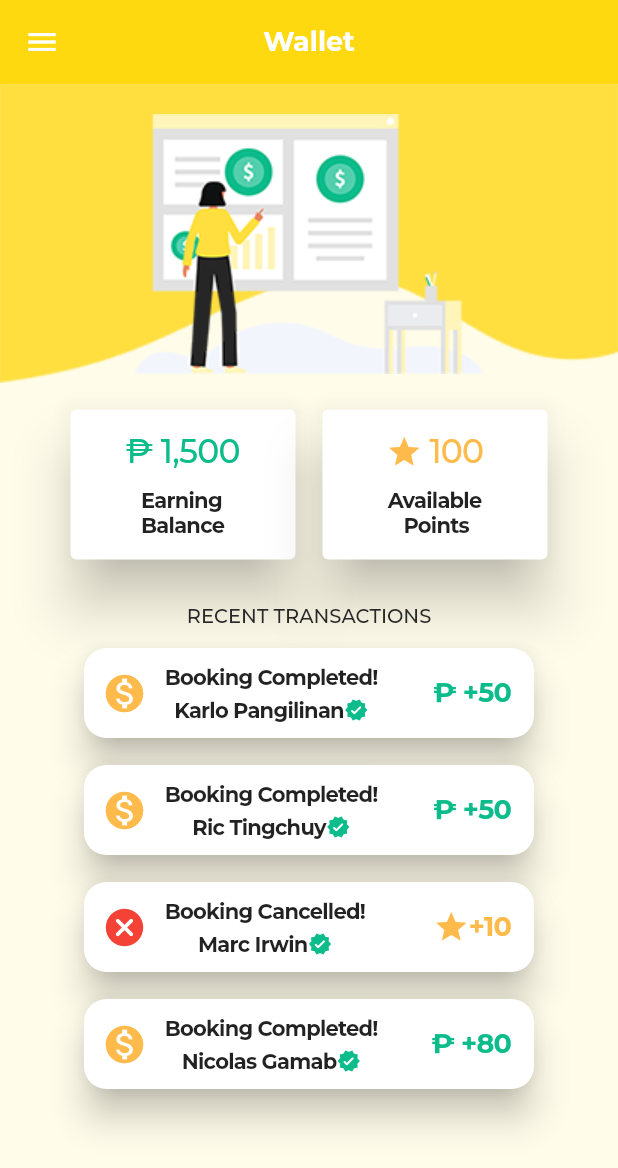
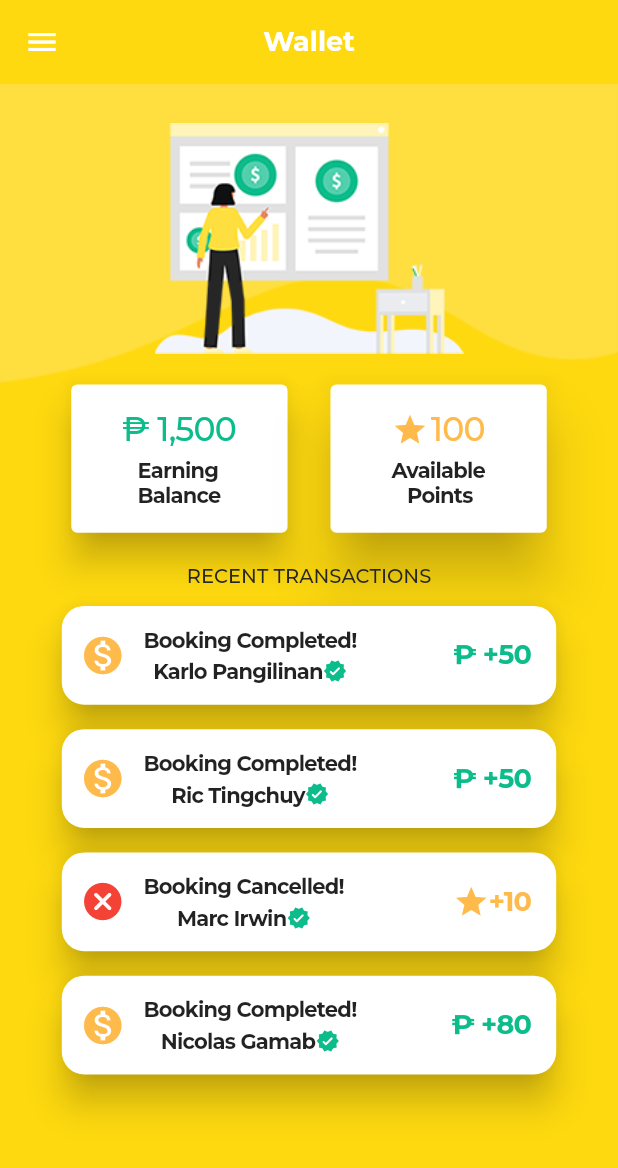
Before and after one commit to kryzlerahne/E-Hatid-Driver-App, a Flutter app: the Wallet screen opened directly, on a phone screen of 412 x 824 dp. Shown: the top 1168 px of the screen. Run offline on Flutter 3.47's test engine with Material 2 defaults, Android fonts, the phone set to English and light mode, and no system bars; our stand-ins replace animate_do, cloud_firestore, curved_navigation_bar, email_validator, firebase_auth, firebase_core and 9 more; missing offline and left inert: flutter_polyline_points; accounts and stored records are empty.

Commit message:
Responsive Layout for Wallet and History

```diff
--- a/lib/wallet.dart
+++ b/lib/wallet.dart
@@ -2,6 +2,7 @@ import 'package:curved_navigation_bar/curved_navigation_bar.dart';
 import 'package:ehatid_driver_app/login.dart';
 import 'package:firebase_auth/firebase_auth.dart';
 import 'package:flutter/material.dart';
+import 'package:responsive_sizer/responsive_sizer.dart';
 import 'package:shared_preferences/shared_preferences.dart';
 
 class Wallet extends StatefulWidget {
@@ -38,7 +39,7 @@ class _WalletState extends State<Wallet> {
         .size;
     //total height and width
     return Scaffold(
-      backgroundColor: Color(0xFFFFFCEA),
+      backgroundColor: Color(0xFFFED90F),
       appBar: AppBar(
         centerTitle: true,
         title: Text("Wallet",
@@ -170,23 +171,25 @@ class _WalletState extends State<Wallet> {
               ),
               SingleChildScrollView(
                 child: Container(
-                  margin: const EdgeInsets.fromLTRB(10, 20, 10, 20),
+                  margin: const EdgeInsets.fromLTRB(10, 26, 10, 20),
                   child: Column(
                     mainAxisAlignment: MainAxisAlignment.center,
                     children: <Widget>[
+                      SizedBox(height: Adaptive.h(0.03),),
                       Image.asset(
                         "assets/images/Investments.png",
+                        width: Adaptive.w(50),
                       ),
-                      SizedBox(height: 20,),
+                      SizedBox(height: Adaptive.h(2),),
                       Row(
                         mainAxisAlignment: MainAxisAlignment.center,
                         children: [
                           EarningCard(),
-                          SizedBox(width: 10),
+                          SizedBox(width: Adaptive.w(5)),
                           PointsCard(),
                         ],
                       ),
-                      SizedBox(height: 25),
+                      SizedBox(height: Adaptive.h(2)),
                       Text(
                         "RECENT TRANSACTIONS",
                         textAlign: TextAlign.left,
@@ -197,13 +200,13 @@ class _WalletState extends State<Wallet> {
                             fontWeight: FontWeight.w500
                         ),
                       ),
-                      SizedBox(height: 10),
+                      SizedBox(height: Adaptive.h(1)),
                       TransactCard(),
-                      SizedBox(height: 10),
+                      SizedBox(height:  Adaptive.h(1)),
                       TransactCard2(),
-                      SizedBox(height: 10),
+                      SizedBox(height:  Adaptive.h(1)),
                       TransactCard3(),
-                      SizedBox(height: 10),
+                      SizedBox(height: Adaptive.h(1)),
                       TransactCard4(),
                     ],
                   ),
@@ -224,11 +227,11 @@ class EarningCard extends StatelessWidget {
   Widget build(BuildContext context) {
     return Center(
       child: Card(
-        elevation: 16, // the size of the shadow
+        elevation: 10, // the size of the shadow
         shadowColor: Colors.black,
         child: SizedBox(
-          width: 150,
-          height: 100,
+          width: Adaptive.w(35),
+          height: Adaptive.h(12),
           child: Center(
             child: Column(
               mainAxisAlignment: MainAxisAlignment.center,
@@ -242,7 +245,7 @@ class EarningCard extends StatelessWidget {
                     fontWeight: FontWeight.w500,
                   ),
                 ),
-                SizedBox(height: 10),
+                SizedBox(height: Adaptive.h(0.5)),
                 Text('Earning\nBalance',
                   style: TextStyle(
                     fontFamily: 'Montserrat',
@@ -270,8 +273,8 @@ class PointsCard extends StatelessWidget {
         elevation: 16, // the size of the shadow
         shadowColor: Colors.black,
         child: SizedBox(
-          width: 150,
-          height: 100,
+          width: Adaptive.w(35),
+          height: Adaptive.h(12),
           child: Center(
             child: Column(
               mainAxisAlignment: MainAxisAlignment.center,
@@ -283,7 +286,7 @@ class PointsCard extends StatelessWidget {
                       Icons.star,
                       color: Color(0xFFFFBA4C),
                     ),
-                    SizedBox(width: 5),
+                    SizedBox(width: Adaptive.w(0.5)),
                     Text('100',
                       style: TextStyle(
                         fontFamily: 'Montserrat',
@@ -295,7 +298,7 @@ class PointsCard extends StatelessWidget {
                     ),
                   ],
                 ),
-                SizedBox(height: 10),
+                SizedBox(height: Adaptive.h(0.5)),
                 Text('Available\n   Points',
                   style: TextStyle(
                     fontFamily: 'Montserrat',
@@ -326,21 +329,21 @@ class TransactCard extends StatelessWidget {
           borderRadius: BorderRadius.circular(15.0),
         ),
         child: SizedBox(
-          width: 300,
-          height: 60,
+          width: Adaptive.w(80),
+          height: Adaptive.h(8),
           child: Center(
             child: Column(
               mainAxisAlignment: MainAxisAlignment.center,
               children: <Widget>[
                 Row(
                   children: <Widget>[
-                    SizedBox(width: 12),
+                    SizedBox(width: Adaptive.w(3)),
                     Icon(
                       Icons.monetization_on,
                       size: 30,
                       color: Color(0xFFFFBA4C),
                     ),
-                    SizedBox(width: 12),
+                    SizedBox(width: Adaptive.w(3)),
                     Column(
                       children: <Widget>[
                         Text('Booking Completed!',
@@ -351,7 +354,7 @@ class TransactCard extends StatelessWidget {
                             fontWeight: FontWeight.bold,
                           ),
                         ),
-                        SizedBox(height: 5),
+                        SizedBox(height: Adaptive.h(0.5)),
                         Row(
                           children: <Widget>[
                             Text('Karlo Pangilinan',
@@ -382,7 +385,7 @@ class TransactCard extends StatelessWidget {
                         fontWeight: FontWeight.bold,
                       ),
                     ),
-                    SizedBox(width: 15,)
+                    SizedBox(width: Adaptive.w(4)),
                   ],
                 ),
               ],
@@ -407,21 +410,21 @@ class TransactCard2 extends StatelessWidget {
           borderRadius: BorderRadius.circular(15.0),
         ),
         child: SizedBox(
-          width: 300,
-          height: 60,
+          width: Adaptive.w(80),
+          height: Adaptive.h(8),
           child: Center(
             child: Column(
               mainAxisAlignment: MainAxisAlignment.center,
               children: <Widget>[
                 Row(
                   children: <Widget>[
-                    SizedBox(width: 12),
+                    SizedBox(width: Adaptive.w(3)),
                     Icon(
                       Icons.monetization_on,
                       size: 30,
                       color: Color(0xFFFFBA4C),
                     ),
-                    SizedBox(width: 12),
+                    SizedBox(width: Adaptive.w(3)),
                     Column(
                       children: <Widget>[
                         Text('Booking Completed!',
@@ -432,7 +435,7 @@ class TransactCard2 extends StatelessWidget {
                             fontWeight: FontWeight.bold,
                           ),
                         ),
-                        SizedBox(height: 5),
+                        SizedBox(height: Adaptive.h(0.5)),
                         Row(
                           children: <Widget>[
                             Text('Ric Tingchuy',
@@ -463,7 +466,7 @@ class TransactCard2 extends StatelessWidget {
                         fontWeight: FontWeight.bold,
                       ),
                     ),
-                    SizedBox(width: 15,)
+                    SizedBox(width: Adaptive.w(4)),
                   ],
                 ),
               ],
@@ -488,21 +491,21 @@ class TransactCard3 extends StatelessWidget {
           borderRadius: BorderRadius.circular(15.0),
         ),
         child: SizedBox(
-          width: 300,
-          height: 60,
+          width: Adaptive.w(80),
+          height: Adaptive.h(8),
           child: Center(
             child: Column(
               mainAxisAlignment: MainAxisAlignment.center,
               children: <Widget>[
                 Row(
                   children: <Widget>[
-                    SizedBox(width: 12),
+                    SizedBox(width: Adaptive.w(3)),
                     Icon(
                       Icons.cancel_rounded,
                       size: 30,
                       color: Colors.red,
                     ),
-                    SizedBox(width: 12),
+                    SizedBox(width: Adaptive.w(3)),
                     Column(
                       children: <Widget>[
                         Text('Booking Cancelled!',
@@ -513,7 +516,7 @@ class TransactCard3 extends StatelessWidget {
                             fontWeight: FontWeight.bold,
                           ),
                         ),
-                        SizedBox(height: 5),
+                        SizedBox(height: Adaptive.h(0.5)),
                         Row(
                           children: <Widget>[
                             Text('Marc Irwin',
@@ -552,7 +555,7 @@ class TransactCard3 extends StatelessWidget {
                         ),
                       ],
                     ),
-                    SizedBox(width: 15,)
+                    SizedBox(width: Adaptive.w(4)),
                   ],
                 ),
               ],
@@ -577,21 +580,21 @@ class TransactCard4 extends StatelessWidget {
           borderRadius: BorderRadius.circular(15.0),
         ),
         child: SizedBox(
-          width: 300,
-          height: 60,
+          width: Adaptive.w(80),
+          height: Adaptive.h(8),
           child: Center(
             child: Column(
               mainAxisAlignment: MainAxisAlignment.center,
               children: <Widget>[
                 Row(
                   children: <Widget>[
-                    SizedBox(width: 12),
+                    SizedBox(width: Adaptive.w(3)),
                     Icon(
                       Icons.monetization_on,
                       size: 30,
                       color: Color(0xFFFFBA4C),
                     ),
-                    SizedBox(width: 12),
+                    SizedBox(width: Adaptive.w(3)),
                     Column(
                       children: <Widget>[
                         Text('Booking Completed!',
@@ -602,7 +605,7 @@ class TransactCard4 extends StatelessWidget {
                             fontWeight: FontWeight.bold,
                           ),
                         ),
-                        SizedBox(height: 5),
+                        SizedBox(height: Adaptive.h(0.5)),
                         Row(
                           children: <Widget>[
                             Text('Nicolas Gamab',
@@ -633,7 +636,7 @@ class TransactCard4 extends StatelessWidget {
                         fontWeight: FontWeight.bold,
                       ),
                     ),
-                    SizedBox(width: 15,)
+                    SizedBox(width: Adaptive.w(4)),
                   ],
                 ),
               ],
```
Also changed, not shown: lib/history.dart (+32 -28 lines).
